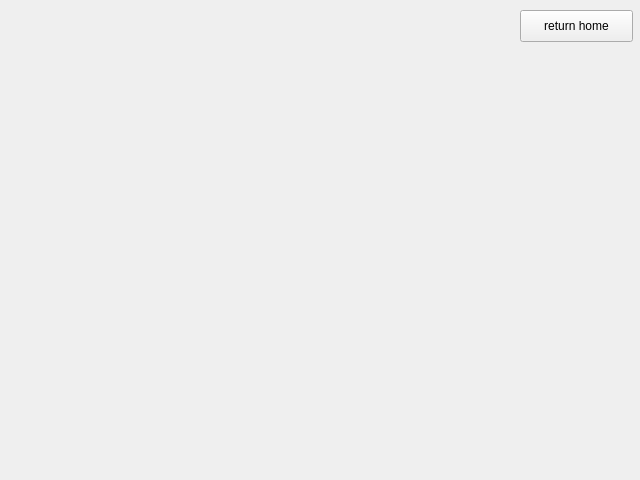
Qt form panoramic360.ui (lhseop0710/SkyViewerSolution) before a commit.
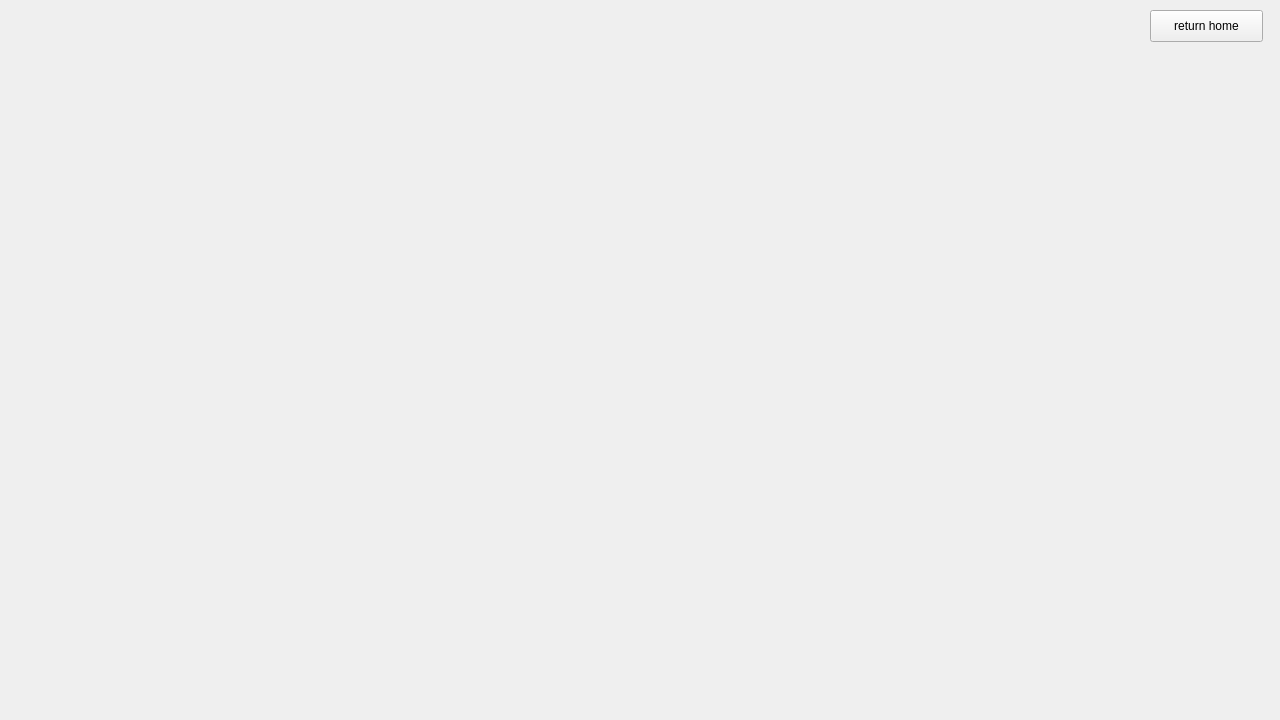
The same form after that commit.

Diff of the .ui file:
```diff
--- a/panoramic360.ui
+++ b/panoramic360.ui
@@ -9,8 +9,8 @@
    <rect>
     <x>0</x>
     <y>0</y>
-    <width>640</width>
-    <height>480</height>
+    <width>1280</width>
+    <height>720</height>
    </rect>
   </property>
   <property name="windowTitle">
@@ -19,7 +19,7 @@
   <widget class="QPushButton" name="btn_return_home">
    <property name="geometry">
     <rect>
-     <x>520</x>
+     <x>1150</x>
      <y>10</y>
      <width>113</width>
      <height>32</height>
```
